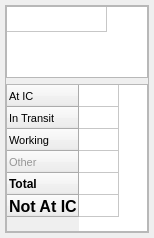
Before: the Qt Designer form designer/teamTabsPopup.ui in ncssar/radiolog, drawn with Qt 5.
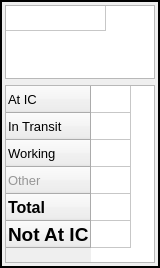
After: the same form once the commit is applied.

Commit message: WIP - summary table fixed height

Diff of the .ui file:
```diff
--- a/designer/teamTabsPopup.ui
+++ b/designer/teamTabsPopup.ui
@@ -6,8 +6,8 @@
    <rect>
     <x>0</x>
     <y>0</y>
-    <width>154</width>
-    <height>238</height>
+    <width>160</width>
+    <height>268</height>
    </rect>
   </property>
   <property name="sizePolicy">
@@ -30,46 +30,43 @@
   </property>
   <layout class="QVBoxLayout" name="verticalLayout" stretch="0">
    <property name="leftMargin">
-    <number>5</number>
+    <number>0</number>
    </property>
    <property name="topMargin">
-    <number>5</number>
+    <number>0</number>
    </property>
    <property name="rightMargin">
-    <number>5</number>
+    <number>0</number>
    </property>
    <property name="bottomMargin">
-    <number>5</number>
+    <number>0</number>
    </property>
    <item>
     <widget class="QFrame" name="frame">
      <property name="autoFillBackground">
-      <bool>false</bool>
+      <bool>true</bool>
      </property>
      <property name="frameShape">
-      <enum>QFrame::StyledPanel</enum>
+      <enum>QFrame::Box</enum>
      </property>
      <property name="frameShadow">
-      <enum>QFrame::Raised</enum>
+      <enum>QFrame::Plain</enum>
      </property>
      <property name="lineWidth">
       <number>2</number>
      </property>
-     <property name="midLineWidth">
-      <number>0</number>
-     </property>
      <layout class="QVBoxLayout" name="verticalLayout_3">
       <property name="leftMargin">
-       <number>0</number>
+       <number>3</number>
       </property>
       <property name="topMargin">
-       <number>0</number>
+       <number>3</number>
       </property>
       <property name="rightMargin">
-       <number>0</number>
+       <number>3</number>
       </property>
       <property name="bottomMargin">
-       <number>0</number>
+       <number>3</number>
       </property>
       <item>
        <widget class="QTableWidget" name="teamTabsTableWidget">
@@ -153,7 +150,7 @@
         </property>
         <property name="font">
          <font>
-          <pointsize>8</pointsize>
+          <pointsize>10</pointsize>
          </font>
         </property>
         <property name="focusPolicy">
@@ -196,33 +193,50 @@
          <number>40</number>
         </attribute>
         <attribute name="verticalHeaderDefaultSectionSize">
-         <number>22</number>
-        </attribute>
-        <attribute name="verticalHeaderHighlightSections">
-         <bool>false</bool>
+         <number>27</number>
         </attribute>
         <attribute name="verticalHeaderMinimumSectionSize">
-         <number>22</number>
+         <number>27</number>
         </attribute>
         <row>
          <property name="text">
           <string>At IC</string>
          </property>
+         <property name="font">
+          <font>
+           <pointsize>10</pointsize>
+          </font>
+         </property>
         </row>
         <row>
          <property name="text">
           <string>In Transit</string>
          </property>
+         <property name="font">
+          <font>
+           <pointsize>10</pointsize>
+          </font>
+         </property>
         </row>
         <row>
          <property name="text">
           <string>Working</string>
          </property>
+         <property name="font">
+          <font>
+           <pointsize>10</pointsize>
+          </font>
+         </property>
         </row>
         <row>
          <property name="text">
           <string>Other</string>
          </property>
+         <property name="font">
+          <font>
+           <pointsize>10</pointsize>
+          </font>
+         </property>
          <property name="foreground">
           <brush brushstyle="SolidPattern">
            <color alpha="255">
@@ -239,7 +253,7 @@
          </property>
          <property name="font">
           <font>
-           <pointsize>9</pointsize>
+           <pointsize>12</pointsize>
            <weight>75</weight>
            <bold>true</bold>
           </font>
@@ -251,7 +265,7 @@
          </property>
          <property name="font">
           <font>
-           <pointsize>12</pointsize>
+           <pointsize>14</pointsize>
            <weight>75</weight>
            <bold>true</bold>
           </font>
```
The commit also changes 2 other files.
